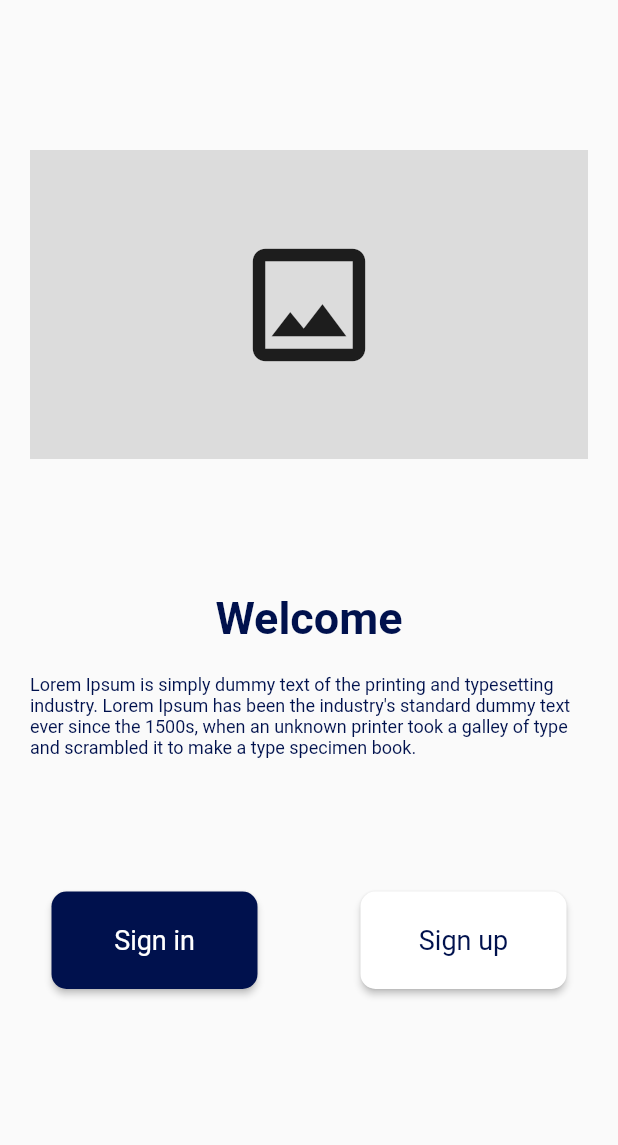
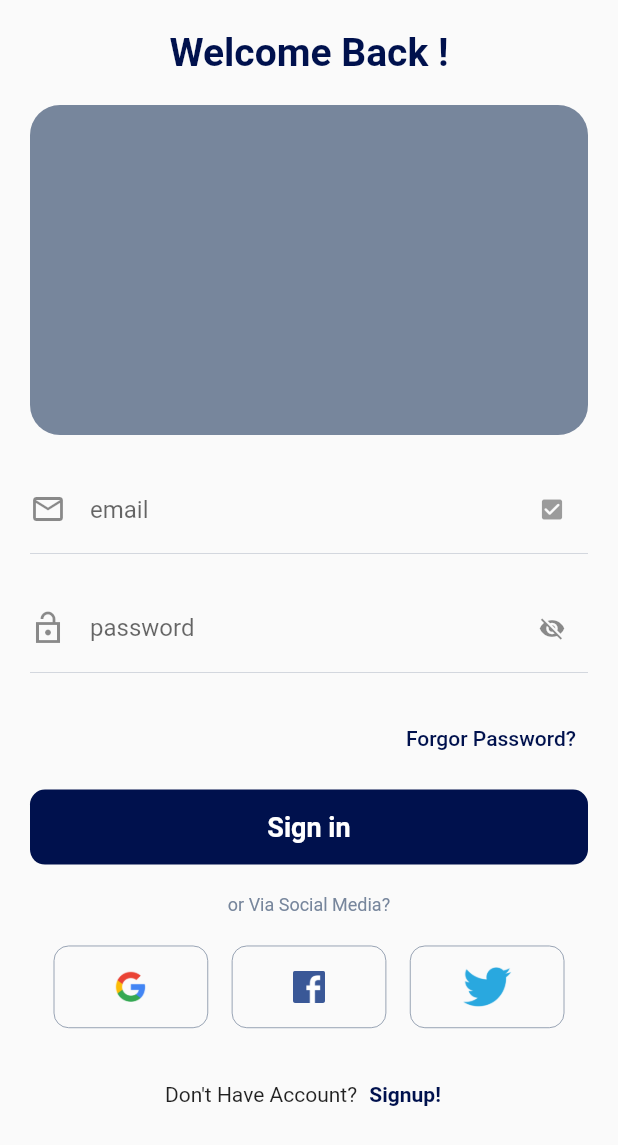
Before and after one commit to Mrvsolutions/Danini, a Flutter app: the screen it shows after launch, after a tap on "Sign in", on a phone screen of 412 x 824 dp. Shown: the top 1145 px of the screen. Run offline on Flutter 3.47's test engine with Material 2 defaults, Android fonts, the phone set to English and light mode, and no system bars.

Commit message:
Login screen - done

```diff
--- a/lib/Comman/ColorFile.dart
+++ b/lib/Comman/ColorFile.dart
@@ -1,3 +1,4 @@
 import 'package:flutter/material.dart';
 
-const Color_blue_text = Color(0xFF00114d);
+const Color dPrimeryColors = Color(0xFF00114d);
+const Color dSecondaryColors = Color(0xFF77869C);
--- a/lib/Comman/stringfile.dart
+++ b/lib/Comman/stringfile.dart
@@ -1,2 +1,8 @@
 const String StrWelcomeDesription =
     "Lorem Ipsum is simply dummy text of the printing and typesetting industry. Lorem Ipsum has been the industry's standard dummy text ever since the 1500s, when an unknown printer took a galley of type and scrambled it to make a type specimen book.";
+const String welcome = 'Welcome Back !';
+const String forgotPassword = 'Forgor Password?';
+const String signIn = 'Sign in';
+const String orViaSocialMedia = 'or Via Social Media?';
+const String dontHaveAccount = 'Don\'t Have Account?';
+const String signUp = 'Signup!';
--- a/lib/Screen/MyWelcomePage.dart
+++ b/lib/Screen/MyWelcomePage.dart
@@ -1,5 +1,6 @@
 import 'package:danini/Comman/ColorFile.dart';
 import 'package:danini/Comman/stringfile.dart';
+import 'package:danini/Screen/login_scree.dart';
 import 'package:flutter/cupertino.dart';
 import 'package:flutter/material.dart';
 
@@ -37,7 +38,7 @@ class _MyWelcomePageState extends State<MyWelcomePage> {
             Text(
               "Welcome",
               style: TextStyle(
-                  color: Color_blue_text,
+                  color: dPrimeryColors,
                   fontSize: 30,
                   fontWeight: FontWeight.bold),
             ),
@@ -46,7 +47,7 @@ class _MyWelcomePageState extends State<MyWelcomePage> {
               child: Text(
                 StrWelcomeDesription,
                 style: TextStyle(
-                    color: Color_blue_text,
+                    color: dPrimeryColors,
                     fontSize: 12,
                     fontWeight: FontWeight.w400),
               ),
@@ -59,10 +60,15 @@ class _MyWelcomePageState extends State<MyWelcomePage> {
               children: <Widget>[
                 Container(
                   child: SizedBox(
-                    height: 65,
+                    height: 55,
                     width: MediaQuery.of(context).size.width / 3,
                     child: RaisedButton(
-                      onPressed: () {},
+                      onPressed: () {
+                        Navigator.of(context).pushAndRemoveUntil(
+                            MaterialPageRoute(
+                                builder: (BuildContext context) => LoginScreen()),
+                                (Route<dynamic> route) => false);
+                      },
                       child: Text(
                         "Sign in",
                         style: TextStyle(
@@ -70,7 +76,7 @@ class _MyWelcomePageState extends State<MyWelcomePage> {
                             fontWeight: FontWeight.w400,
                             fontSize: 18),
                       ),
-                      color: Color_blue_text,
+                      color: dPrimeryColors,
                       shape: new RoundedRectangleBorder(
                         borderRadius: new BorderRadius.circular(10.0),
                       ),
@@ -79,14 +85,14 @@ class _MyWelcomePageState extends State<MyWelcomePage> {
                 ),
                 Container(
                   child: SizedBox(
-                    height: 65,
+                    height: 55,
                     width: MediaQuery.of(context).size.width / 3,
                     child: RaisedButton(
                       onPressed: () {},
                       child: Text(
                         "Sign up",
                         style: TextStyle(
-                            color: Color_blue_text,
+                            color: dPrimeryColors,
                             fontWeight: FontWeight.w400,
                             fontSize: 18),
                       ),
--- /dev/null
+++ b/lib/Screen/login_scree.dart
@@ -0,0 +1,166 @@
+import 'package:danini/Comman/ColorFile.dart';
+import 'package:danini/Comman/stringfile.dart';
+import 'package:flutter/material.dart';
+import 'package:flutter/cupertino.dart';
+
+class LoginScreen extends StatelessWidget {
+  @override
+  Widget build(BuildContext context) {
+    //var size = MediaQuery.of(context).size;
+    return Scaffold(
+      body: Padding(
+        padding: EdgeInsets.symmetric(horizontal: 20),
+        child: ListView(
+          //crossAxisAlignment: CrossAxisAlignment.center,
+          children: [
+            SizedBox(height: 20),
+            Center(
+              child: Text(welcome,
+                style: TextStyle(
+                  color: dPrimeryColors,
+                  fontSize: 26,
+                  fontWeight: FontWeight.bold,
+                ),
+              ),
+            ),
+            SizedBox(height: 20),
+            Container(
+              height: 220,
+              decoration: BoxDecoration(
+                color: dSecondaryColors,
+                borderRadius: BorderRadius.circular(20),
+              ),
+            ),
+            SizedBox(height: 20),
+            BuildTextField(
+              hint: 'email',
+              mIcon: Icons.mail_outline,
+              dSuffixIcon: Icons.check_box_rounded,
+              isEnable: false,
+            ),
+            SizedBox(height: 20),
+            BuildTextField(
+              hint: 'password',
+              mIcon: Icons.lock_open_sharp,
+              dSuffixIcon: Icons.visibility_off,
+              isEnable: true,
+            ),
+            SizedBox(height: 20),
+            Align(
+              alignment: Alignment.centerRight,
+              child: TextButton(
+                onPressed: () {},
+                child: Text(forgotPassword,
+                  style: TextStyle(color: dPrimeryColors),
+                ),
+              ),
+            ),
+            SizedBox(height: 10),
+            GestureDetector(
+              onTap: () {},
+              child: Container(
+                width: double.infinity,
+                height: 50,
+                alignment: Alignment.center,
+                decoration: BoxDecoration(
+                    color: dPrimeryColors,
+                    borderRadius: BorderRadius.circular(10)),
+                child: Text(signIn,
+                  style: TextStyle(
+                      color: Colors.white,
+                      fontSize: 18,
+                      fontWeight: FontWeight.w600),
+                ),
+              ),
+            ),
+            SizedBox(height: 20),
+            Align(
+              alignment: Alignment.center,
+              child: Text(orViaSocialMedia,
+                style:
+                    TextStyle(color: dSecondaryColors, fontSize: 12),
+              ),
+            ),
+            SizedBox(height: 20),
+            Row(
+              mainAxisAlignment: MainAxisAlignment.spaceEvenly,
+              children: [
+                buildLoginSources('assets/ic_google.png',context),
+                buildLoginSources('assets/ic_facebook.png',context),
+                buildLoginSources('assets/ic_twitter.png',context),
+              ],
+            ),
+            SizedBox(
+              height: 20,
+            ),
+            Row(
+              mainAxisAlignment: MainAxisAlignment.center,
+              children: [
+                Text(dontHaveAccount),
+                TextButton(
+                  onPressed: () {},
+                  child: Text(signUp,
+                    style: TextStyle(color: dPrimeryColors,fontWeight: FontWeight.bold),
+                  ),
+                ),
+              ],
+            )
+          ],
+        ),
+      ),
+    );
+  }
+
+  Container buildLoginSources(String imagePath,BuildContext context) {
+    return Container(
+      alignment: Alignment.center,
+      height: 55,
+      width: MediaQuery.of(context).size.width /4,
+      decoration: BoxDecoration(
+        border: Border.all(color: dSecondaryColors,width: 0.5),
+        borderRadius: BorderRadius.circular(10),
+        image: DecorationImage(
+          scale:14,
+          image: AssetImage(imagePath),
+        ),
+      ),
+    );
+  }
+}
+
+class BuildTextField extends StatelessWidget {
+  final IconData mIcon;
+  final IconData dSuffixIcon;
+  final String hint;
+  final bool isEnable;
+
+  const BuildTextField(
+      { Key? key,  required this.mIcon, required this.dSuffixIcon, required this.hint,  required this.isEnable})
+      : super(key: key);
+
+  @override
+  Widget build(BuildContext context) {
+    return Column(
+      children: [
+        TextField(
+          textAlign: TextAlign.start,
+          decoration: InputDecoration(
+            contentPadding: EdgeInsets.symmetric(vertical: 20),
+            border: InputBorder.none,
+            hintText: hint,
+            icon: Icon(mIcon),
+            suffixIcon: IconButton(
+              icon: Icon(dSuffixIcon, size: 18),
+              onPressed: isEnable ? () {} : null,
+              //splashColor: Colors.transparent,
+            ),
+          ),
+        ),
+        Container(
+          height: 0.2,
+          decoration: BoxDecoration(color: dSecondaryColors),
+        )
+      ],
+    );
+  }
+}
--- a/pubspec.yaml
+++ b/pubspec.yaml
@@ -45,8 +45,8 @@ flutter:
   uses-material-design: true
 
   # To add assets to your application, add an assets section, like this:
-  # assets:
-  #   - images/a_dot_burr.jpeg
+  assets:
+    - assets/
   #   - images/a_dot_ham.jpeg
 
   # An image asset can refer to one or more resolution-specific "variants", see
```
Also changed, not shown: assets/ic_facebook.png (added), assets/ic_google.png (added), assets/ic_twitter.png (added).
